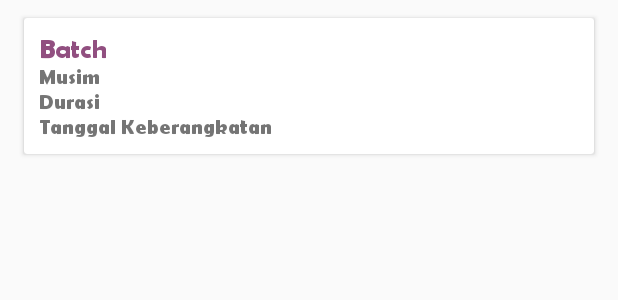
After one commit to ganiaaldi/Osaka-Sequels-Trip, an Android app: the layout list_batch.xml on its own in the app's theme, with its tools: preview values and no code run, on a phone screen of 412 x 824 dp. The commit adds this screen. Shown: the top 300 px of the screen. Run offline under Robolectric (Android 15) with nearby library versions, the phone set to English and light mode, and no system bars.

Commit message:
add batch activity & list ui, implement batch model and endpoint

```diff
--- a/app/src/main/AndroidManifest.xml
+++ b/app/src/main/AndroidManifest.xml
@@ -9,6 +9,8 @@
             android:roundIcon="@mipmap/ic_launcher_round"
             android:supportsRtl="true"
             android:theme="@style/AppTheme">
+        <activity android:name=".BatchActivity">
+        </activity>
         <activity android:name=".MainActivity">
             <intent-filter>
                 <action android:name="android.intent.action.MAIN"/>
--- a/app/src/main/java/com/aldi/osakasequelstrip/Adapter/WisataAdapter.kt
+++ b/app/src/main/java/com/aldi/osakasequelstrip/Adapter/WisataAdapter.kt
@@ -6,11 +6,10 @@ import android.view.ViewGroup
 import android.widget.ImageView
 import android.widget.TextView
 import androidx.recyclerview.widget.RecyclerView
-import com.aldi.osakasequelstrip.WisataModel
+import com.aldi.osakasequelstrip.Model.WisataModel
 import com.aldi.osakasequelstrip.R
 import com.bumptech.glide.Glide
 import com.bumptech.glide.request.RequestOptions
-import kotlinx.android.synthetic.main.list_wisata.view.*
 
 class WisataAdapter(val listWisata: ArrayList<WisataModel>) : RecyclerView.Adapter<WisataAdapter.ListViewHolder> () {
 
--- a/app/src/main/java/com/aldi/osakasequelstrip/WisataModel.kt
+++ b/app/src/main/java/com/aldi/osakasequelstrip/Model/WisataModel.kt
@@ -1,4 +1,4 @@
-package com.aldi.osakasequelstrip
+package com.aldi.osakasequelstrip.Model
 
 data class WisataModel (
     var namaWisata : String = "",
--- /dev/null
+++ b/app/src/main/res/layout/list_batch.xml
@@ -0,0 +1,60 @@
+<?xml version="1.0" encoding="utf-8"?>
+<androidx.constraintlayout.widget.ConstraintLayout
+        xmlns:android="http://schemas.android.com/apk/res/android"
+              android:orientation="vertical"
+              android:layout_width="match_parent"
+              android:layout_height="match_parent">
+
+    <androidx.appcompat.widget.LinearLayoutCompat
+            android:layout_width="match_parent"
+            android:layout_height="match_parent"
+            android:orientation="vertical">
+
+
+        <androidx.cardview.widget.CardView
+                android:id="@+id/cvList"
+                android:clickable="true"
+                android:foreground="?android:attr/selectableItemBackground"
+                android:layout_width="match_parent"
+                android:layout_height="wrap_content"
+                android:layout_marginBottom="5dp"
+                android:layout_marginLeft="16dp"
+                android:layout_marginRight="16dp"
+                android:layout_marginTop="12dp">
+
+            <LinearLayout
+                    android:layout_width="match_parent"
+                    android:layout_height="match_parent"
+                    android:orientation="vertical"
+                    android:padding="10dp">
+
+                <TextView
+                        android:id="@+id/tvBatch"
+                        android:layout_width="match_parent"
+                        android:layout_height="wrap_content"
+                        android:text="Batch"
+                        android:textColor="@color/colorAccent"
+                        android:textSize="17sp"
+                        android:textStyle="bold" />
+
+                <TextView
+                        android:id="@+id/tvMusim"
+                        android:layout_width="match_parent"
+                        android:layout_height="wrap_content"
+                        android:text="Musim" />
+
+                <TextView
+                        android:id="@+id/lbAddressList"
+                        android:layout_width="match_parent"
+                        android:layout_height="wrap_content"
+                        android:text="Durasi" />
+
+                <TextView
+                        android:id="@+id/lbGenderList"
+                        android:layout_width="match_parent"
+                        android:layout_height="wrap_content"
+                        android:text="Tanggal Keberangkatan" />
+            </LinearLayout>
+        </androidx.cardview.widget.CardView>
+    </androidx.appcompat.widget.LinearLayoutCompat>
+</androidx.constraintlayout.widget.ConstraintLayout>
--- a/app/src/main/res/values/strings.xml
+++ b/app/src/main/res/values/strings.xml
@@ -1,3 +1,6 @@
 <resources>
     <string name="app_name">Osaka Sequels Trip</string>
+
+    <!-- TODO: Remove or change this placeholder text -->
+    <string name="hello_blank_fragment">Hello blank fragment</string>
 </resources>
```
Also changed, not shown: app/src/main/java/com/aldi/osakasequelstrip/Adapter/Endpoint.kt (added, +13 -0 lines), app/src/main/java/com/aldi/osakasequelstrip/BatchActivity.kt (added, +12 -0 lines), app/src/main/java/com/aldi/osakasequelstrip/MainActivity.kt (+58 -21 lines), app/src/main/java/com/aldi/osakasequelstrip/Model/BatchModel.kt (added, +13 -0 lines), app/src/main/res/layout/activity_batch.xml (added, +15 -0 lines), app/src/main/res/layout/activity_main.xml (+10 -1 lines).
